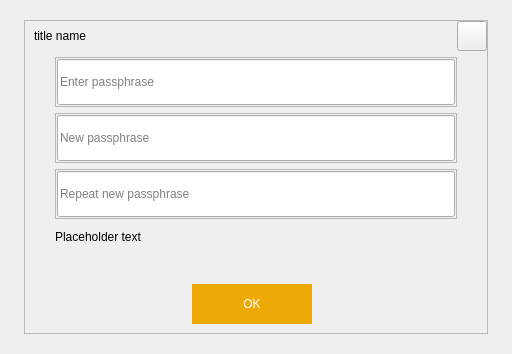
MassGrid/MassGrid, file src/qt/forms/askpassphrasedialog.ui: the form before one commit.
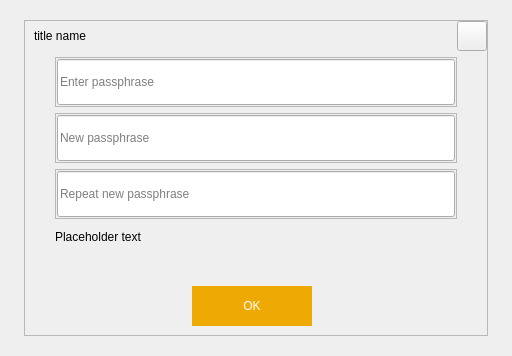
The form after the commit.

```diff
--- a/src/qt/forms/askpassphrasedialog.ui
+++ b/src/qt/forms/askpassphrasedialog.ui
@@ -7,7 +7,7 @@
     <x>0</x>
     <y>0</y>
     <width>512</width>
-    <height>354</height>
+    <height>356</height>
    </rect>
   </property>
   <property name="sizePolicy">
```
